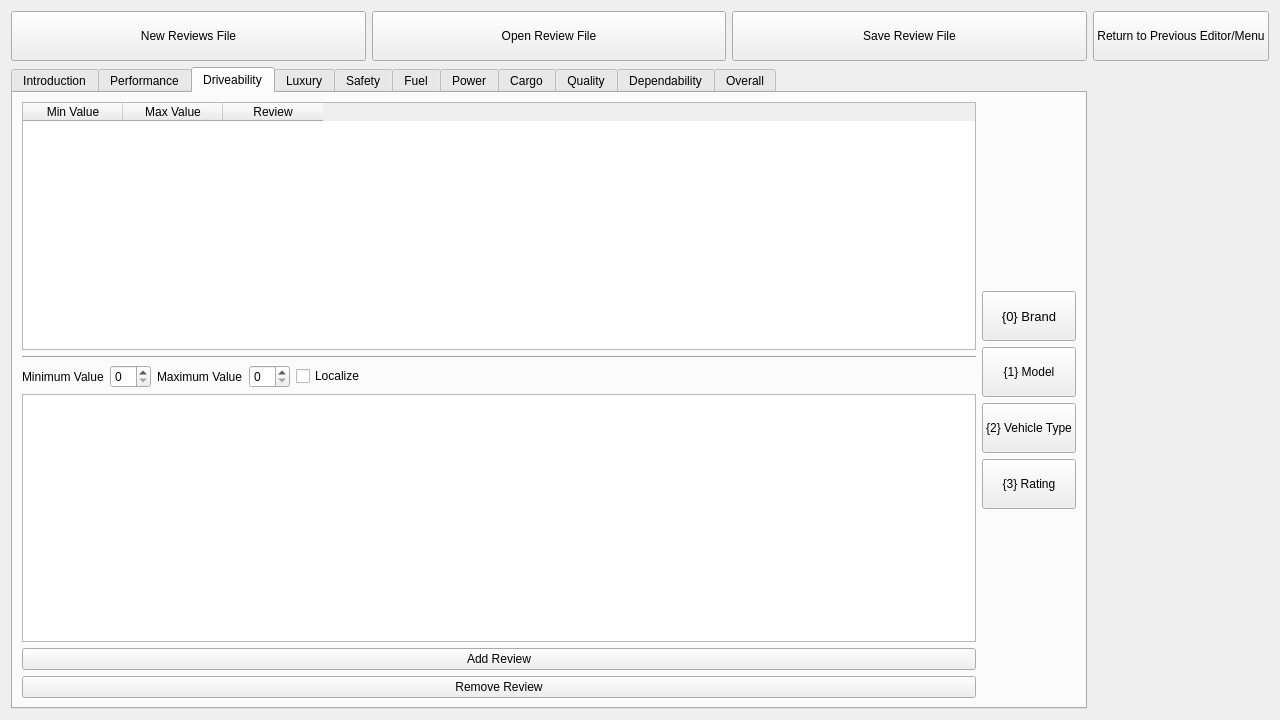
First picture: the form in ReviewsEditor.ui, repository gearcity/GearCity_ModTools, before the edit.
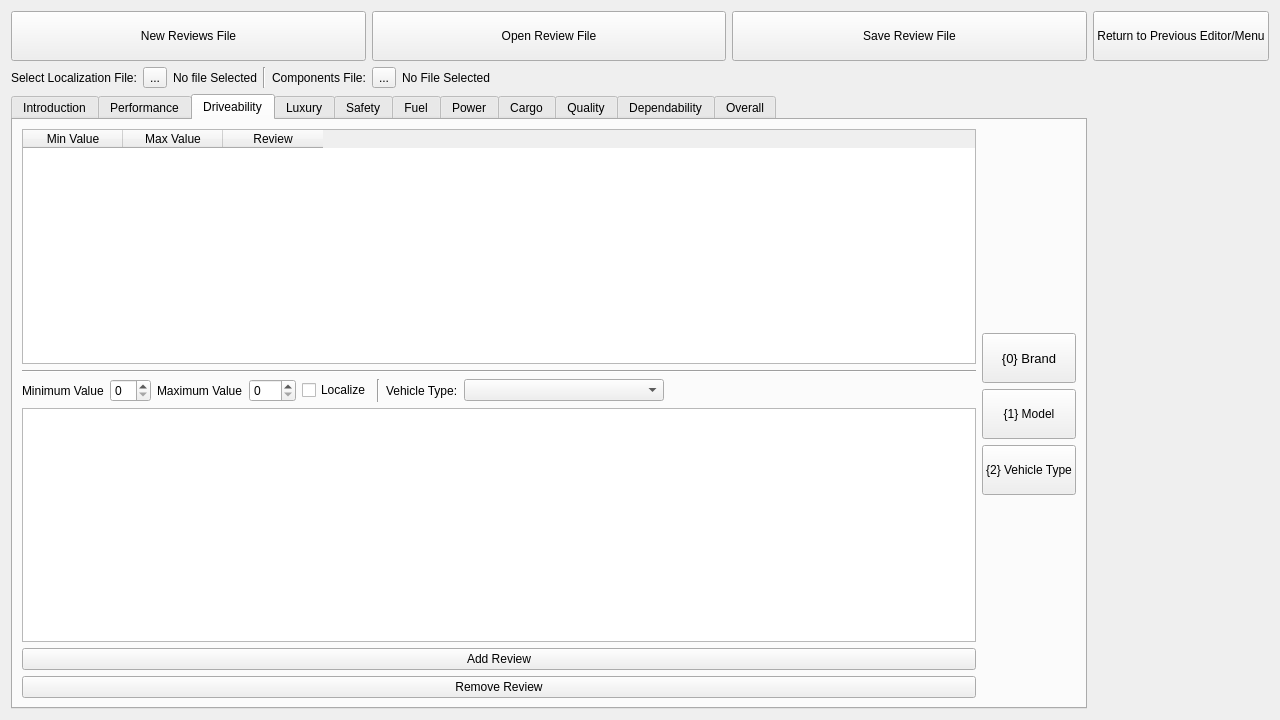
Second picture: the form after the edit. The open tabs and pages were chosen to show the change.

```diff
--- a/ReviewsEditor.ui
+++ b/ReviewsEditor.ui
@@ -74,7 +74,7 @@
      </item>
     </layout>
    </item>
-   <item row="1" column="0">
+   <item row="5" column="0">
     <widget class="QTabWidget" name="tabWidget">
      <property name="currentIndex">
       <number>0</number>
@@ -619,19 +619,6 @@
            </property>
           </widget>
          </item>
-         <item>
-          <widget class="QPushButton" name="button_drive_3Rating">
-           <property name="minimumSize">
-            <size>
-             <width>0</width>
-             <height>50</height>
-            </size>
-           </property>
-           <property name="text">
-            <string>{3} Rating</string>
-           </property>
-          </widget>
-         </item>
          <item>
           <spacer name="verticalSpacer_6">
            <property name="orientation">
@@ -674,7 +661,11 @@
           </widget>
          </item>
          <item>
-          <widget class="QSpinBox" name="spinBox_drive_maxval"/>
+          <widget class="QSpinBox" name="spinBox_drive_maxval">
+           <property name="maximum">
+            <number>999</number>
+           </property>
+          </widget>
          </item>
          <item>
           <widget class="QCheckBox" name="checkBox_drive_localized">
@@ -683,6 +674,36 @@
            </property>
           </widget>
          </item>
+         <item>
+          <widget class="Line" name="line_13">
+           <property name="orientation">
+            <enum>Qt::Vertical</enum>
+           </property>
+          </widget>
+         </item>
+         <item>
+          <widget class="QLabel" name="label_27">
+           <property name="text">
+            <string>Vehicle Type:</string>
+           </property>
+          </widget>
+         </item>
+         <item>
+          <widget class="QComboBox" name="comboBox_VehicleType_driveability">
+           <property name="sizePolicy">
+            <sizepolicy hsizetype="Preferred" vsizetype="Fixed">
+             <horstretch>0</horstretch>
+             <verstretch>0</verstretch>
+            </sizepolicy>
+           </property>
+           <property name="minimumSize">
+            <size>
+             <width>200</width>
+             <height>0</height>
+            </size>
+           </property>
+          </widget>
+         </item>
          <item>
           <spacer name="horizontalSpacer_3">
            <property name="orientation">
@@ -2048,6 +2069,75 @@
      </widget>
     </widget>
    </item>
+   <item row="3" column="0">
+    <layout class="QHBoxLayout" name="horizontalLayout_13">
+     <property name="topMargin">
+      <number>0</number>
+     </property>
+     <item>
+      <widget class="QLabel" name="label">
+       <property name="text">
+        <string>Select Localization File:</string>
+       </property>
+      </widget>
+     </item>
+     <item>
+      <widget class="QToolButton" name="toolButton_select_LocalizationFile">
+       <property name="text">
+        <string>...</string>
+       </property>
+      </widget>
+     </item>
+     <item>
+      <widget class="QLabel" name="label_selectedLocalizationFile">
+       <property name="text">
+        <string>No file Selected</string>
+       </property>
+      </widget>
+     </item>
+     <item>
+      <widget class="Line" name="line_12">
+       <property name="orientation">
+        <enum>Qt::Vertical</enum>
+       </property>
+      </widget>
+     </item>
+     <item>
+      <widget class="QLabel" name="label_25">
+       <property name="text">
+        <string>Components File:</string>
+       </property>
+      </widget>
+     </item>
+     <item>
+      <widget class="QToolButton" name="toolButton_selectComponentsFile">
+       <property name="text">
+        <string>...</string>
+       </property>
+      </widget>
+     </item>
+     <item>
+      <widget class="QLabel" name="label_selectedComponentsFile">
+       <property name="text">
+        <string>No File Selected</string>
+       </property>
+      </widget>
+     </item>
+     <item>
+      <spacer name="horizontalSpacer_12">
+       <property name="orientation">
+        <enum>Qt::Horizontal</enum>
+       </property>
+       <property name="sizeHint" stdset="0">
+        <size>
+         <width>40</width>
+         <height>20</height>
+        </size>
+       </property>
+      </spacer>
+     </item>
+    </layout>
+   </item>
   </layout>
  </widget>
  <resources/>
```
Left out of the diff: 374 changed lines with no effect on the pictures.
